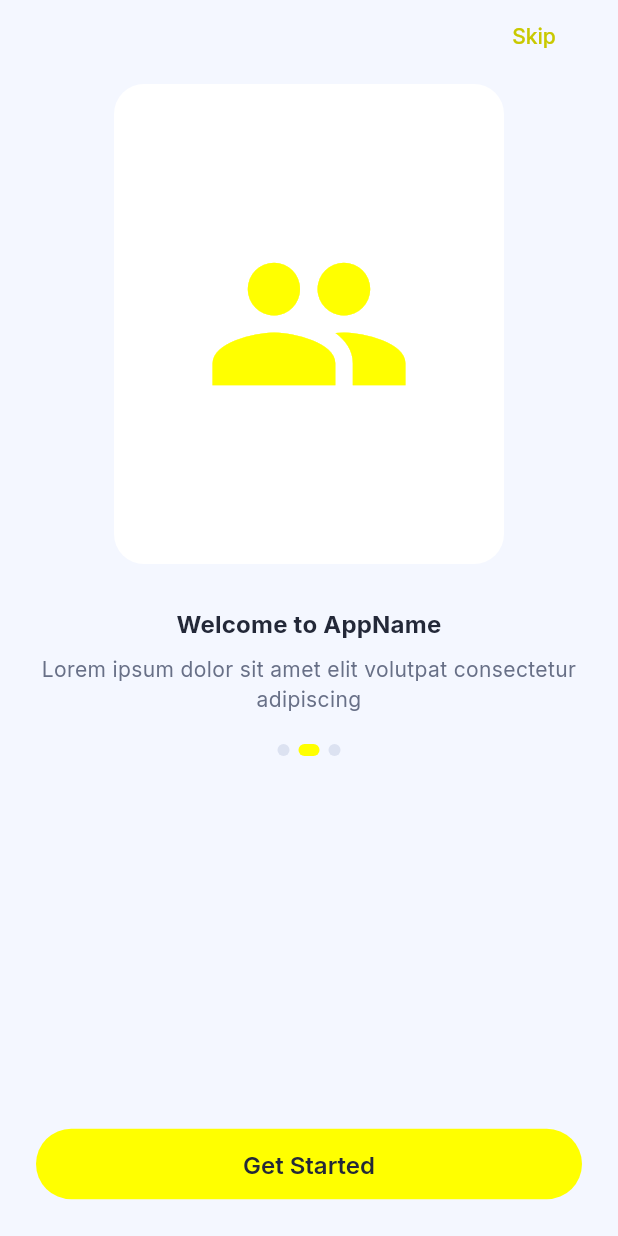
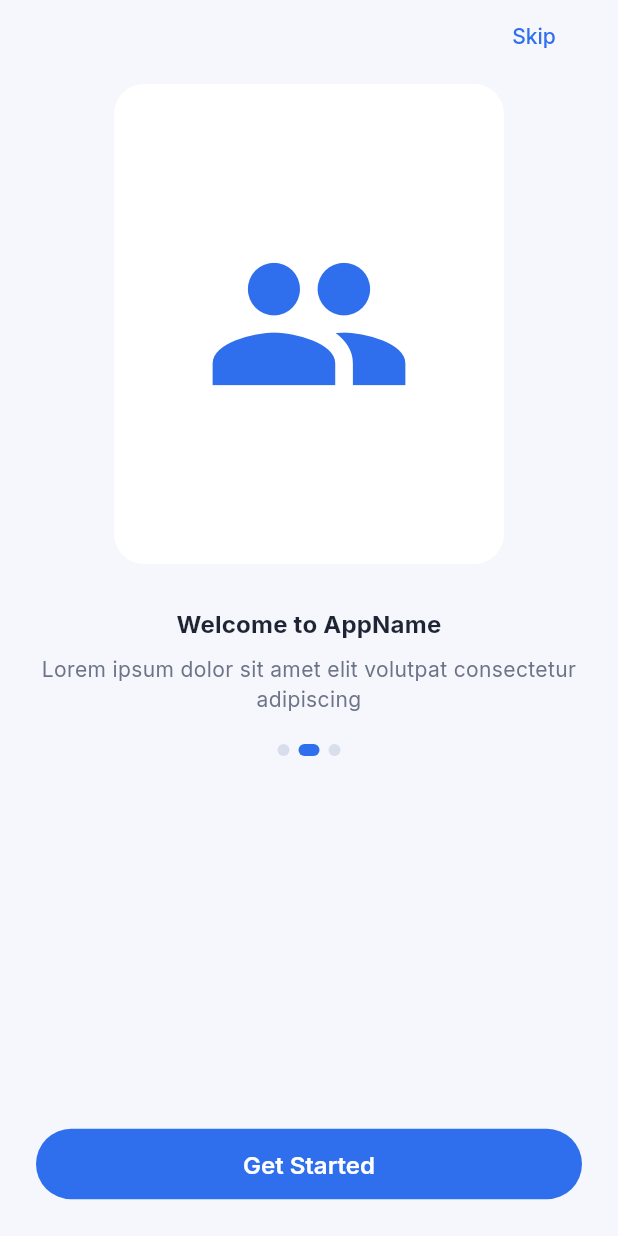
Before and after one commit to sanjumorya-dev/FE-job, a Flutter app: the screen it shows after launch, on a phone screen of 412 x 824 dp. Run offline on Flutter 3.47's test engine with Material 3 defaults, Android fonts, the phone set to English and light mode, and no system bars; our stand-ins replace google_fonts, image_picker, shared_preferences; accounts and stored records are empty.

Commit message:
Align app theme to blue auth-style reference UI

```diff
--- a/lib/constants/colors.dart
+++ b/lib/constants/colors.dart
@@ -1,16 +1,16 @@
 import 'package:flutter/material.dart';
 
-/// WorkConnect Color Palette - soft auth-style UI with yellow CTA
+/// WorkConnect Color Palette - Doctolib-inspired auth UI
 class AppColors {
   // Primary Brand Colors
-  static const Color primary = Color(0xFFFFFF00); // Requested yellow button
-  static const Color primaryLight = Color(0xFFFFFF99);
-  static const Color primaryDark = Color(0xFFC9C900);
+  static const Color primary = Color(0xFF2F6FED); // Blue CTA button
+  static const Color primaryLight = Color(0xFFDDE8FF);
+  static const Color primaryDark = Color(0xFF1F56C6);
 
   // Theme Accent Colors
-  static const Color headerBackground = Color(0xFFEFF3FF);
-  static const Color waveColor1 = Color(0xFFDCE5FF);
-  static const Color waveColor2 = Color(0xFFE8EEFF);
+  static const Color headerBackground = Color(0xFFF1F5FF);
+  static const Color waveColor1 = Color(0xFFE8EEFF);
+  static const Color waveColor2 = Color(0xFFDDE7FF);
 
   // Success & Status Colors
   static const Color success = Color(0xFF4B8A67);
@@ -28,15 +28,15 @@ class AppColors {
   static const Color errorDark = Color(0xFF8E4343);
 
   // Text Colors
-  static const Color textMain = Color(0xFF232838);
-  static const Color textSecondary = Color(0xFF687087);
-  static const Color textHint = Color(0xFF96A0BA);
+  static const Color textMain = Color(0xFF1E2433);
+  static const Color textSecondary = Color(0xFF6D7487);
+  static const Color textHint = Color(0xFF9AA3B7);
   static const Color textInverse = Color(0xFFFFFFFF);
 
   // Background & Surface Colors
-  static const Color background = Color(0xFFF4F7FF);
-  static const Color backgroundBeige = Color(0xFFEEF3FF);
-  static const Color surface = Color(0xF7FFFFFF);
+  static const Color background = Color(0xFFF5F7FC);
+  static const Color backgroundBeige = Color(0xFFF3F6FF);
+  static const Color surface = Color(0xFFFFFFFF);
   static const Color surfaceSecondary = Color(0xFFFFFFFF);
   static const Color overlay = Color(0x70000000);
 
@@ -45,16 +45,16 @@ class AppColors {
   static const Color glassHighlight = Color(0x66FFFFFF);
 
   // Border & Divider Colors
-  static const Color border = Color(0xFFCFD6E6);
-  static const Color borderLight = Color(0xFFDCE2F1);
-  static const Color divider = Color(0xFFE1E7F4);
+  static const Color border = Color(0xFFC9D1E3);
+  static const Color borderLight = Color(0xFFD8DEEC);
+  static const Color divider = Color(0xFFE2E7F2);
 
   // Semantic Colors
-  static const Color active = Color(0xFFFFFF00);
-  static const Color inactive = Color(0xFFC3C9D6);
+  static const Color active = Color(0xFF2F6FED);
+  static const Color inactive = Color(0xFFC3CADB);
   static const Color pending = Color(0xFFB97A3F);
-  static const Color disabled = Color(0xFFD8D5CE);
+  static const Color disabled = Color(0xFFD6DBE7);
 
   // Gradient & Special
-  static const Color shadowColor = Color(0x142C3E73);
+  static const Color shadowColor = Color(0x1226396B);
 }
--- a/lib/constants/component_styles.dart
+++ b/lib/constants/component_styles.dart
@@ -26,36 +26,36 @@ class AppComponentStyles {
   // Button Styles
   static BoxDecoration primaryButtonStyle = BoxDecoration(
     color: AppColors.primary,
-    borderRadius: BorderRadius.circular(28),
+    borderRadius: BorderRadius.circular(24),
   );
 
   static BoxDecoration outlineButtonStyle = BoxDecoration(
     border: Border.all(color: AppColors.primary, width: 1.5),
-    borderRadius: BorderRadius.circular(28),
+    borderRadius: BorderRadius.circular(24),
     color: Colors.transparent,
   );
 
   static BoxDecoration successButtonStyle = BoxDecoration(
     color: AppColors.success,
-    borderRadius: BorderRadius.circular(28),
+    borderRadius: BorderRadius.circular(24),
   );
 
   static BoxDecoration errorButtonStyle = BoxDecoration(
     color: AppColors.error,
-    borderRadius: BorderRadius.circular(28),
+    borderRadius: BorderRadius.circular(24),
   );
 
   // Input Field Style
   static BoxDecoration inputFieldStyle = BoxDecoration(
     color: AppColors.surfaceSecondary,
     border: Border.all(color: AppColors.borderLight),
-    borderRadius: BorderRadius.circular(28),
+    borderRadius: BorderRadius.circular(24),
   );
 
   static BoxDecoration inputFieldFocusedStyle = BoxDecoration(
     color: AppColors.surfaceSecondary,
-    border: Border.all(color: AppColors.primary, width: 2),
-    borderRadius: BorderRadius.circular(28),
+    border: Border.all(color: AppColors.primary, width: 1.5),
+    borderRadius: BorderRadius.circular(24),
   );
 
   // Badge Styles
--- a/lib/main.dart
+++ b/lib/main.dart
@@ -34,7 +34,7 @@ class DihaadiApp extends StatelessWidget {
             background: AppColors.background,
             surface: AppColors.surface,
             error: AppColors.error,
-            onPrimary: AppColors.textMain,
+            onPrimary: Colors.white,
             onSecondary: Colors.white,
             onBackground: AppColors.textMain,
             onSurface: AppColors.textMain,
@@ -84,25 +84,25 @@ class DihaadiApp extends StatelessWidget {
               ),
           inputDecorationTheme: InputDecorationTheme(
             filled: true,
-            fillColor: Colors.white,
+            fillColor: AppColors.surface,
             border: OutlineInputBorder(
-              borderRadius: BorderRadius.circular(28),
+              borderRadius: BorderRadius.circular(24),
               borderSide: BorderSide(color: AppColors.border),
             ),
             enabledBorder: OutlineInputBorder(
-              borderRadius: BorderRadius.circular(28),
+              borderRadius: BorderRadius.circular(24),
               borderSide: BorderSide(color: AppColors.borderLight),
             ),
             focusedBorder: OutlineInputBorder(
-              borderRadius: BorderRadius.circular(28),
-              borderSide: BorderSide(color: AppColors.primaryDark, width: 1.5),
+              borderRadius: BorderRadius.circular(24),
+              borderSide: BorderSide(color: AppColors.primary, width: 1.5),
             ),
             errorBorder: OutlineInputBorder(
-              borderRadius: BorderRadius.circular(28),
+              borderRadius: BorderRadius.circular(24),
               borderSide: BorderSide(color: AppColors.error),
             ),
             focusedErrorBorder: OutlineInputBorder(
-              borderRadius: BorderRadius.circular(28),
+              borderRadius: BorderRadius.circular(24),
               borderSide: BorderSide(color: AppColors.error, width: 2),
             ),
             contentPadding:
@@ -121,12 +121,12 @@ class DihaadiApp extends StatelessWidget {
           elevatedButtonTheme: ElevatedButtonThemeData(
             style: ElevatedButton.styleFrom(
               backgroundColor: AppColors.primary,
-              foregroundColor: AppColors.textMain,
+              foregroundColor: Colors.white,
               elevation: 0,
               shadowColor: Colors.transparent,
               padding: const EdgeInsets.symmetric(vertical: 14, horizontal: 24),
               shape: RoundedRectangleBorder(
-                borderRadius: BorderRadius.circular(28),
+                borderRadius: BorderRadius.circular(24),
               ),
               textStyle: GoogleFonts.inter(
                 fontSize: 15,
@@ -136,11 +136,11 @@ class DihaadiApp extends StatelessWidget {
           ),
           outlinedButtonTheme: OutlinedButtonThemeData(
             style: OutlinedButton.styleFrom(
-              foregroundColor: AppColors.primaryDark,
-              side: BorderSide(color: AppColors.primaryDark, width: 1.5),
+              foregroundColor: AppColors.primary,
+              side: BorderSide(color: AppColors.primary, width: 1.5),
               padding: const EdgeInsets.symmetric(vertical: 12, horizontal: 24),
               shape: RoundedRectangleBorder(
-                borderRadius: BorderRadius.circular(28),
+                borderRadius: BorderRadius.circular(24),
               ),
               textStyle: GoogleFonts.inter(
                 fontSize: 15,
@@ -150,7 +150,7 @@ class DihaadiApp extends StatelessWidget {
           ),
           textButtonTheme: TextButtonThemeData(
             style: TextButton.styleFrom(
-              foregroundColor: AppColors.primaryDark,
+              foregroundColor: AppColors.primary,
               textStyle: GoogleFonts.inter(
                 fontSize: 14,
                 fontWeight: FontWeight.w500,
@@ -159,7 +159,7 @@ class DihaadiApp extends StatelessWidget {
           ),
           floatingActionButtonTheme: FloatingActionButtonThemeData(
             backgroundColor: AppColors.primary,
-            foregroundColor: AppColors.textMain,
+            foregroundColor: Colors.white,
             shape: RoundedRectangleBorder(
               borderRadius: BorderRadius.circular(16),
             ),
@@ -183,7 +183,7 @@ class DihaadiApp extends StatelessWidget {
           ),
           bottomNavigationBarTheme: BottomNavigationBarThemeData(
             backgroundColor: AppColors.surface,
-            selectedItemColor: AppColors.primaryDark,
+            selectedItemColor: AppColors.primary,
             unselectedItemColor: AppColors.textSecondary,
             selectedIconTheme: const IconThemeData(size: 24),
             unselectedIconTheme: const IconThemeData(size: 22),
--- a/lib/ui/widgets/common_widgets.dart
+++ b/lib/ui/widgets/common_widgets.dart
@@ -33,7 +33,7 @@ class WorkConnectButton extends StatelessWidget {
           disabledBackgroundColor: AppColors.disabled,
           elevation: 0,
           shape: RoundedRectangleBorder(
-            borderRadius: BorderRadius.circular(28),
+            borderRadius: BorderRadius.circular(24),
           ),
         ),
         child: isLoading
@@ -43,7 +43,7 @@ class WorkConnectButton extends StatelessWidget {
                 child: CircularProgressIndicator(
                   strokeWidth: 2,
                   valueColor: AlwaysStoppedAnimation<Color>(
-                    enabled ? AppColors.textMain : AppColors.textSecondary,
+                    enabled ? Colors.white : AppColors.textSecondary,
                   ),
                 ),
               )
@@ -57,7 +57,7 @@ class WorkConnectButton extends StatelessWidget {
                   Text(
                     label,
                     style: AppTypography.button.copyWith(
-                      color: AppColors.textMain,
+                      color: Colors.white,
                     ),
                   ),
                 ],
@@ -88,7 +88,7 @@ class WorkConnectOutlineButton extends StatelessWidget {
 
   @override
   Widget build(BuildContext context) {
-    final buttonColor = color ?? AppColors.primaryDark;
+    final buttonColor = color ?? AppColors.primary;
 
     return SizedBox(
       width: width ?? double.infinity,
@@ -101,7 +101,7 @@ class WorkConnectOutlineButton extends StatelessWidget {
             width: 1.5,
           ),
           shape: RoundedRectangleBorder(
-            borderRadius: BorderRadius.circular(28),
+            borderRadius: BorderRadius.circular(24),
           ),
         ),
         child: Row(
@@ -178,7 +178,7 @@ class _WorkConnectTextFieldState extends State<WorkConnectTextField> {
         Text(
           widget.label,
           style: AppTypography.body14Bold.copyWith(
-            color: AppColors.textMain,
+            color: Colors.white,
           ),
         ),
         const SizedBox(height: 8),
```
